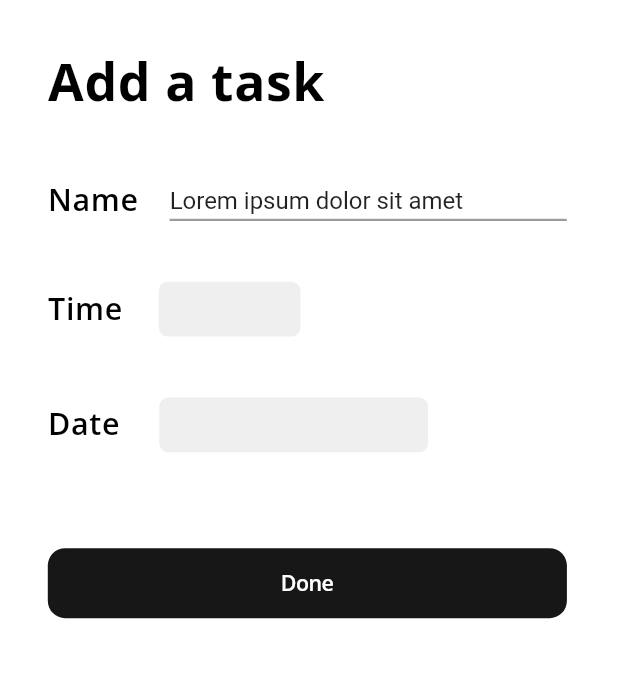
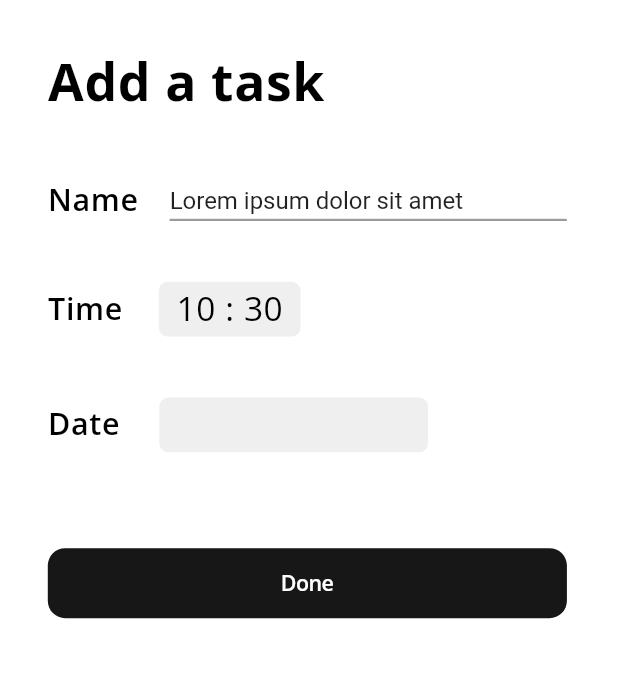
Before and after one commit to asayke/my_tasks, a Flutter app: the screen it shows after launch, after a tap on an icon or button, on a phone screen of 412 x 824 dp, the part 154-832 px from its top. Run offline on Flutter 3.47's test engine with Material 2 defaults, Android fonts, the phone set to English and light mode, and no system bars; our stand-ins replace flutter_screenutil, flutter_svg.

Commit message:
Refactored code & added date widget

```diff
--- a/lib/home_page.dart
+++ b/lib/home_page.dart
@@ -1,6 +1,4 @@
 import 'package:flutter/material.dart';
-import 'package:flutter_screenutil/flutter_screenutil.dart';
-import 'package:my_tasks/widgets/bottom_navigation_bar.dart';
 import 'package:my_tasks/widgets/empty_page.dart';
 
 class HomePage extends StatefulWidget {
@@ -14,6 +12,7 @@ class _HomePageState extends State<HomePage> {
   @override
   Widget build(BuildContext context) {
     return const Scaffold(
+      resizeToAvoidBottomInset: false,
       body: EmptyPage(),
     );
   }
--- a/lib/pages/add_task_page/add_new_task.dart
+++ b/lib/pages/add_task_page/add_new_task.dart
@@ -1,6 +1,8 @@
 import 'package:flutter/material.dart';
 import 'package:flutter_screenutil/flutter_screenutil.dart';
 import 'package:my_tasks/pages/add_task_page/widgets/add_task_appbar.dart';
+import 'package:my_tasks/pages/add_task_page/widgets/date_widget.dart';
+import 'package:my_tasks/pages/add_task_page/widgets/time_widget.dart';
 import 'package:my_tasks/utils/app_colors.dart';
 import 'package:my_tasks/utils/app_text_styles.dart';
 
@@ -12,6 +14,9 @@ class NewTaskPage extends StatefulWidget {
 }
 
 class _NewTaskPageState extends State<NewTaskPage> {
+  DateTime _date = DateTime.now();
+  TimeOfDay _time = TimeOfDay.now();
+
   @override
   Widget build(BuildContext context) {
     return Scaffold(
@@ -58,49 +63,11 @@ class _NewTaskPageState extends State<NewTaskPage> {
                 )
               ],
             ),
-            SizedBox(
-              height: 40.h,
-            ),
-            Row(
-              children: [
-                Text(
-                  "Time",
-                  style: AppTextStyles.microTitlesTextStyle,
-                ),
-                SizedBox(width: 22.w),
-                Container(
-                  width: 86.w,
-                  height: 36.h,
-                  decoration: BoxDecoration(
-                    color: AppColors.pickersBackgroundColor,
-                    borderRadius: BorderRadius.circular(6),
-                  ),
-                ),
-              ],
-            ),
-            SizedBox(
-              height: 40.h,
-            ),
-            Row(
-              children: [
-                Text(
-                  "Date",
-                  style: AppTextStyles.microTitlesTextStyle,
-                ),
-                SizedBox(width: 24.w),
-                Container(
-                  width: 163.w,
-                  height: 36.h,
-                  decoration: BoxDecoration(
-                    color: AppColors.pickersBackgroundColor,
-                    borderRadius: BorderRadius.circular(6),
-                  ),
-                ),
-              ],
-            ),
-            SizedBox(
-              height: 63.h,
-            ),
+            SizedBox(height: 40.h),
+            TimeWidget(time: _time),
+            SizedBox(height: 40.h),
+            DatePicker(date: _date),
+            SizedBox(height: 63.h),
             GestureDetector(
               onTap: () {},
               child: Container(
--- /dev/null
+++ b/lib/pages/add_task_page/widgets/date_widget.dart
@@ -0,0 +1,50 @@
+import 'package:flutter/material.dart';
+import 'package:flutter_screenutil/flutter_screenutil.dart';
+import 'package:my_tasks/utils/app_colors.dart';
+import 'package:my_tasks/utils/app_text_styles.dart';
+
+class DatePicker extends StatefulWidget {
+  final DateTime date;
+
+  const DatePicker({super.key, required this.date});
+
+  @override
+  State<DatePicker> createState() => _DatePickerState();
+}
+
+class _DatePickerState extends State<DatePicker> {
+  DateTime? dateTime;
+
+  @override
+  Widget build(BuildContext context) {
+    return Row(
+      children: [
+        Text(
+          "Date",
+          style: AppTextStyles.microTitlesTextStyle,
+        ),
+        SizedBox(width: 24.w),
+        GestureDetector(
+          child: Container(
+            width: 163.w,
+            height: 36.h,
+            decoration: BoxDecoration(
+              color: AppColors.pickersBackgroundColor,
+              borderRadius: BorderRadius.circular(6),
+            ),
+          ),
+          onTap: () async {
+            DateTime? _dateTime = await showDatePicker(
+              context: context,
+              initialDate: DateTime.now(),
+              firstDate: DateTime.now(),
+              lastDate: DateTime(2099),
+            );
+            if (dateTime == null) return;
+            setState(() => dateTime = _dateTime);
+          },
+        ),
+      ],
+    );
+  }
+}
--- /dev/null
+++ b/lib/pages/add_task_page/widgets/time_widget.dart
@@ -0,0 +1,58 @@
+import 'package:flutter/material.dart';
+import 'package:flutter_screenutil/flutter_screenutil.dart';
+import 'package:my_tasks/utils/app_colors.dart';
+import 'package:my_tasks/utils/app_text_styles.dart';
+
+class TimeWidget extends StatefulWidget {
+  const TimeWidget({super.key, required this.time});
+
+  final TimeOfDay time;
+
+  @override
+  State<TimeWidget> createState() => _TimeWidgetState();
+}
+
+class _TimeWidgetState extends State<TimeWidget> {
+  TimeOfDay? newTime;
+
+  @override
+  Widget build(BuildContext context) {
+    return Column(
+      children: [
+        Row(
+          children: [
+            Text(
+              "Time",
+              style: AppTextStyles.microTitlesTextStyle,
+            ),
+            SizedBox(width: 22.w),
+            GestureDetector(
+              child: Container(
+                width: 86.w,
+                height: 36.h,
+                decoration: BoxDecoration(
+                  color: AppColors.pickersBackgroundColor,
+                  borderRadius: BorderRadius.circular(6),
+                ),
+                alignment: Alignment.center,
+                child: Text(
+                  "${widget.time.hour} : ${widget.time.minute}",
+                  style: AppTextStyles.pickersTextStyle,
+                ),
+              ),
+              onTap: () async {
+                TimeOfDay? _newTime = await showTimePicker(
+                  context: context,
+                  initialTime: TimeOfDay.fromDateTime(
+                      DateTime.now().add(const Duration(hours: 3))),
+                );
+                if (newTime == null) return;
+                setState(() => newTime = _newTime);
+              },
+            ),
+          ],
+        ),
+      ],
+    );
+  }
+}
--- a/lib/utils/app_text_styles.dart
+++ b/lib/utils/app_text_styles.dart
@@ -40,4 +40,13 @@ abstract class AppTextStyles {
     color: Colors.black,
     letterSpacing: 0.38.w,
   );
+
+  static final TextStyle pickersTextStyle = TextStyle(
+    fontFamily: fontFamilyOpenSans,
+    fontSize: 22.sp,
+    height: 28.h / 22.sp,
+    letterSpacing: 0.35.w,
+    color: Colors.black,
+    fontWeight: FontWeight.w400,
+  );
 }
--- a/lib/widgets/floating_buttons.dart
+++ b/lib/widgets/buttons/floating_buttons.dart
@@ -27,11 +27,6 @@ class FloatingButtons extends StatelessWidget {
                 showBottomSheet(
                   context: context,
                   elevation: 0,
-                  shape: const RoundedRectangleBorder(
-                    borderRadius: BorderRadius.vertical(
-                      top: Radius.circular(10),
-                    ),
-                  ),
                   clipBehavior: Clip.antiAliasWithSaveLayer,
                   builder: (context) => SizedBox(
                     height: 773.09.h,
--- a/lib/widgets/empty_page.dart
+++ b/lib/widgets/empty_page.dart
@@ -3,8 +3,8 @@ import 'package:flutter_screenutil/flutter_screenutil.dart';
 import 'package:flutter_svg/svg.dart';
 import 'package:my_tasks/utils/app_icons.dart';
 import 'package:my_tasks/utils/app_text_styles.dart';
-import 'package:my_tasks/widgets/bottom_navigation_bar.dart';
-import 'package:my_tasks/widgets/floating_buttons.dart';
+import 'package:my_tasks/widgets/buttons/bottom_navigation_bar.dart';
+import 'package:my_tasks/widgets/buttons/floating_buttons.dart';
 
 class EmptyPage extends StatelessWidget {
   const EmptyPage({super.key});
@@ -49,7 +49,7 @@ class EmptyPage extends StatelessWidget {
           ),
           child: SvgPicture.asset(AppIcons.arrowIcon),
         ),
-        SizedBox(height: 31.74.h),
+        SizedBox(height: 15.h),
         const FloatingButtons(),
         SizedBox(height: 20.h),
         const BottomBar(),
```
Also changed, not shown: lib/widgets/buttons/bottom_navigation_bar.dart (renamed from lib/widgets/bottom_navigation_bar.dart).
